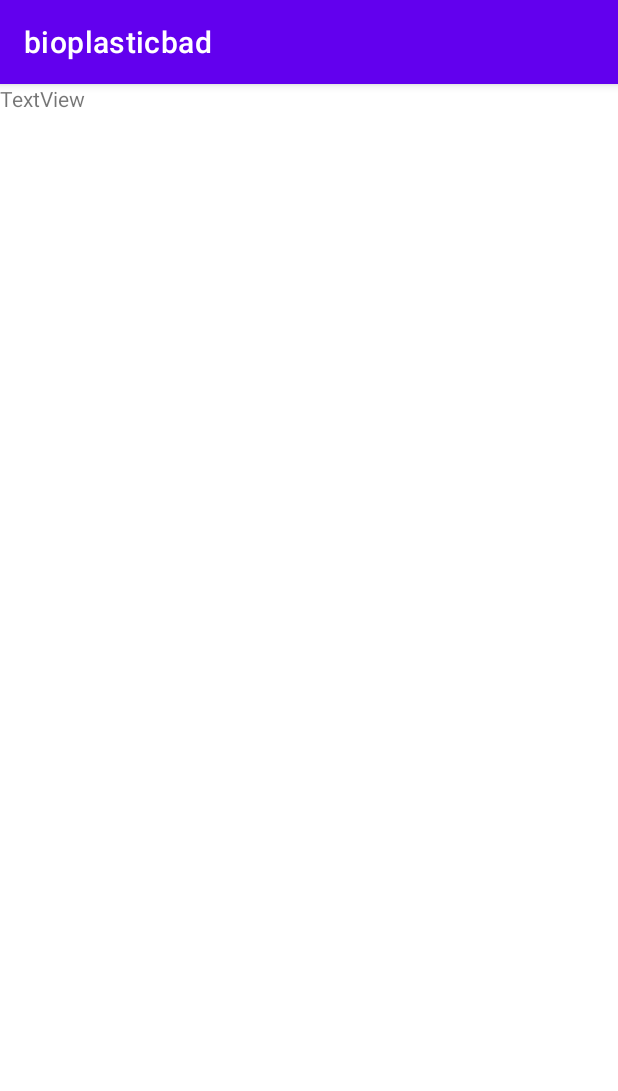
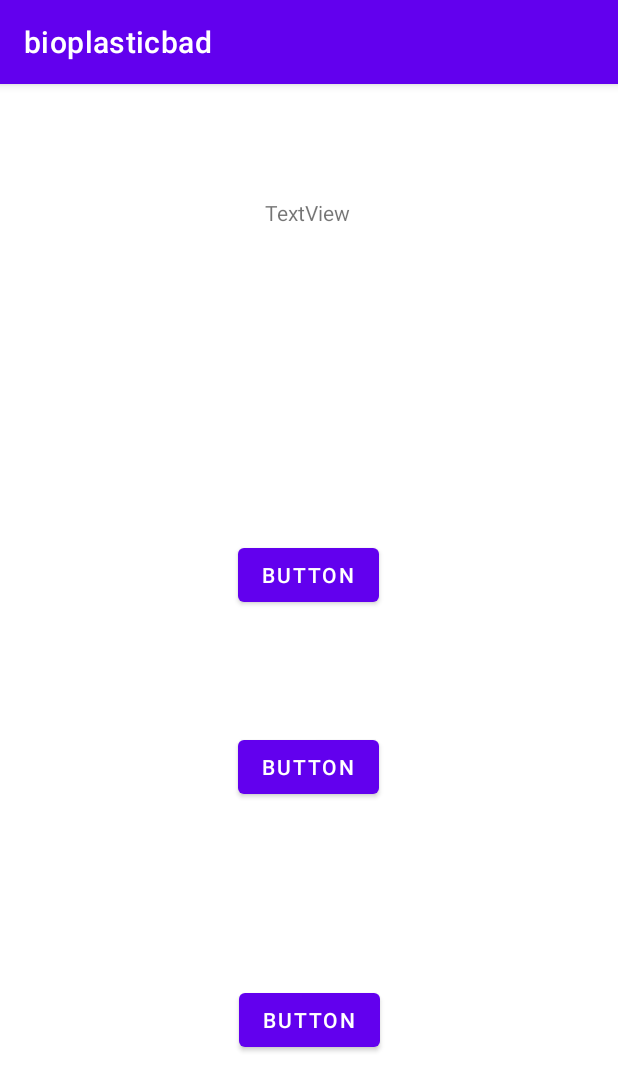
Before and after one commit to CorwinDaley/Bioplastics-Bad, an Android app: the fragment HomepageFragment shown on its own in the app's theme, on a phone screen of 412 x 824 dp. Shown: the top 1091 px of the screen. Run offline under Robolectric (Android 15) with nearby library versions, the phone set to English and light mode, and no system bars.

Commit message:
Finished the layout for homepage fragment leading to three other fragments

```diff
--- a/app/src/main/java/com/example/bioplasticbad/HomepageFragment.kt
+++ b/app/src/main/java/com/example/bioplasticbad/HomepageFragment.kt
@@ -5,6 +5,8 @@ import androidx.fragment.app.Fragment
 import android.view.LayoutInflater
 import android.view.View
 import android.view.ViewGroup
+import android.widget.Button
+import androidx.navigation.findNavController
 
 // TODO: Rename parameter arguments, choose names that match
 // the fragment initialization parameters, e.g. ARG_ITEM_NUMBER
@@ -30,11 +32,29 @@ class HomepageFragment : Fragment() {
     }
 
     override fun onCreateView(
-        inflater: LayoutInflater, container: ViewGroup?,
+
+        inflater:LayoutInflater, container : ViewGroup?,
         savedInstanceState: Bundle?
     ): View? {
         // Inflate the layout for this fragment
-        return inflater.inflate(R.layout.fragment_homepage, container, false)
+        val rootView = inflater.inflate(R.layout.fragment_homepage, container, false)
+
+        val profilePageFragmentButton = rootView.findViewById<Button>(R.id.button_profilePageFragment_homePage)
+        profilePageFragmentButton.setOnClickListener {
+            view?.findNavController()?.navigate(R.id.action_homepageFragment_to_profilePageFragment)
+        }
+
+        val loggingfragmentButton = rootView.findViewById<Button>(R.id.button_loggingFragment_homePage)
+        loggingfragmentButton.setOnClickListener {
+            view?.findNavController()?.navigate(R.id.action_homepageFragment_to_loggingFragment)
+        }
+
+        val instructionsFragmentButton = rootView.findViewById<Button>(R.id.button_instructionsFragment_homePage)
+        instructionsFragmentButton.setOnClickListener {
+            view?.findNavController()?.navigate(R.id.action_homepageFragment_to_instructionsFragment)
+        }
+
+        return rootView
     }
 
     companion object {
--- a/app/src/main/res/layout/fragment_homepage.xml
+++ b/app/src/main/res/layout/fragment_homepage.xml
@@ -1,6 +1,8 @@
 <?xml version="1.0" encoding="utf-8"?>
-<FrameLayout xmlns:android="http://schemas.android.com/apk/res/android"
+<androidx.constraintlayout.widget.ConstraintLayout xmlns:android="http://schemas.android.com/apk/res/android"
+    xmlns:app="http://schemas.android.com/apk/res-auto"
     xmlns:tools="http://schemas.android.com/tools"
+    android:id="@+id/frameLayout2"
     android:layout_width="match_parent"
     android:layout_height="match_parent"
     tools:context=".HomepageFragment">
@@ -9,5 +11,42 @@
         android:id="@+id/textView2"
         android:layout_width="wrap_content"
         android:layout_height="wrap_content"
-        android:text="TextView" />
-</FrameLayout>
+        android:layout_marginTop="76dp"
+        android:text="TextView"
+        app:layout_constraintEnd_toEndOf="parent"
+        app:layout_constraintHorizontal_bias="0.498"
+        app:layout_constraintStart_toStartOf="parent"
+        app:layout_constraintTop_toTopOf="parent" />
+
+    <Button
+        android:id="@+id/button_loggingFragment_homePage"
+        android:layout_width="wrap_content"
+        android:layout_height="wrap_content"
+        android:text="Button"
+        app:layout_constraintBottom_toBottomOf="parent"
+        app:layout_constraintEnd_toEndOf="parent"
+        app:layout_constraintStart_toStartOf="parent"
+        app:layout_constraintTop_toBottomOf="@+id/button_instructionsFragment_homePage" />
+
+    <Button
+        android:id="@+id/button_profilePageFragment_homePage"
+        android:layout_width="wrap_content"
+        android:layout_height="wrap_content"
+        android:layout_marginTop="208dp"
+        android:text="Button"
+        app:layout_constraintEnd_toEndOf="parent"
+        app:layout_constraintHorizontal_bias="0.498"
+        app:layout_constraintStart_toStartOf="parent"
+        app:layout_constraintTop_toBottomOf="@+id/textView2" />
+
+    <Button
+        android:id="@+id/button_instructionsFragment_homePage"
+        android:layout_width="wrap_content"
+        android:layout_height="wrap_content"
+        android:layout_marginTop="80dp"
+        android:text="Button"
+        app:layout_constraintEnd_toEndOf="parent"
+        app:layout_constraintHorizontal_bias="0.498"
+        app:layout_constraintStart_toStartOf="parent"
+        app:layout_constraintTop_toBottomOf="@+id/button_profilePageFragment_homePage" />
+</androidx.constraintlayout.widget.ConstraintLayout>
--- a/app/src/main/res/navigation/navigation.xml
+++ b/app/src/main/res/navigation/navigation.xml
@@ -10,13 +10,13 @@
         android:label="fragment_homepage"
         tools:layout="@layout/fragment_homepage" >
         <action
-            android:id="@+id/action_homepage_to_instructionsFragment"
+            android:id="@+id/action_homepageFragment_to_instructionsFragment"
             app:destination="@id/instructionsFragment" />
         <action
-            android:id="@+id/action_homepage_to_profilepage"
+            android:id="@+id/action_homepageFragment_to_profilePageFragment"
             app:destination="@id/profilepage" />
         <action
-            android:id="@+id/action_homepage_to_loggingFragment"
+            android:id="@+id/action_homepageFragment_to_loggingFragment"
             app:destination="@id/loggingFragment" />
     </fragment>
     <fragment
```
